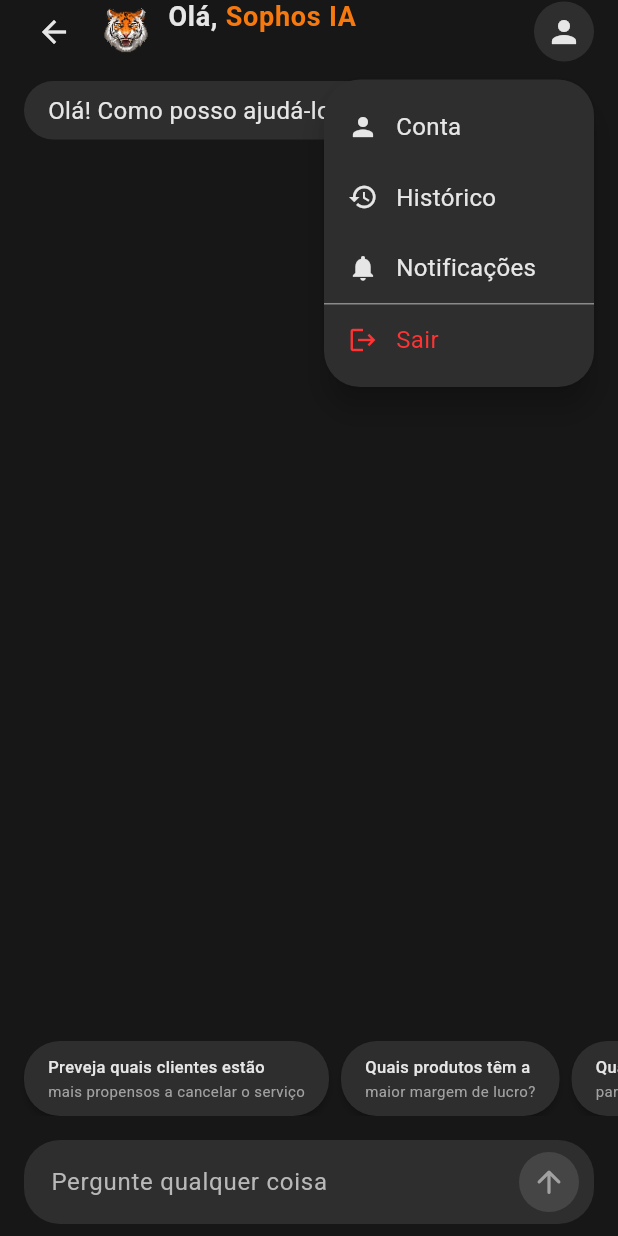
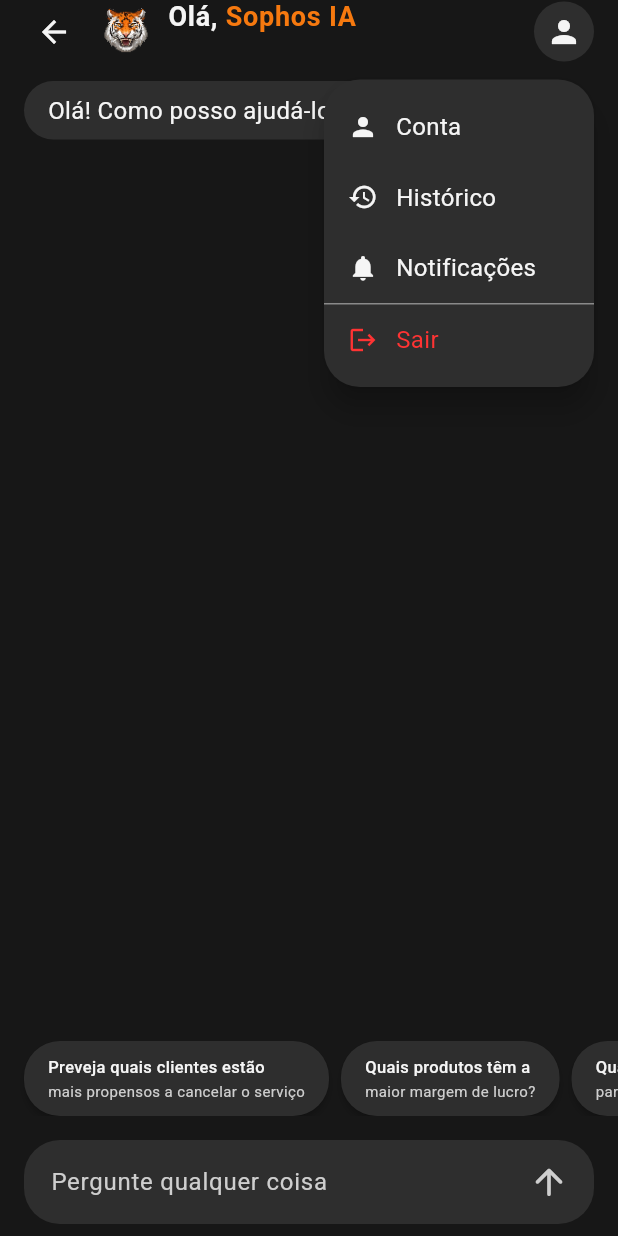
Before and after one commit to joaopaulo-bernucio/sophos_kodiak, a Flutter app: the ChatbotPage screen opened by its route, after a tap on the "person" icon, on a phone screen of 412 x 824 dp. Run offline on Flutter 3.47's test engine with Material 3 defaults, Android fonts, the light colour scheme and no system bars; our stand-ins replace fl_chart, logger, shared_preferences; accounts and stored records are empty.

Commit message:
v0.431 - Atualização das cores de texto no AppColors para melhorar a consistência visual e testes correspondentes ajustados.

```diff
--- a/mobile/lib/constants/app_constants.dart
+++ b/mobile/lib/constants/app_constants.dart
@@ -7,16 +7,11 @@
   static const Color background = Color(0xFF171717);
   static const Color elementsBackground = Color(0xFF2E2E2E);
 
-  static const Color textPrimary = Color(0xFFE6E6E6);
-  static const Color textSecondary = Color(0xFFA1A1A1);
-  static const Color textHint = Color(0xFFB8B8B8);
-  static const Color textWhite = Color(0xFFFFFFFF);
+  static const Color textPrimary = Color(0xFFF5F5F5);
+  static const Color textSecondary = Color(0xFFCECECE);
 
   static const Color buttonSendBackground = Color(0xFFE6E6E6);
   static const Color buttonSendIcon = Color(0xFF2E2E2E);
-  static const Color buttonSendDisabled = Color(0xFF454545);
-  static const Color buttonAttachBackground = Color(0xFF454545);
-  static const Color buttonAttachIcon = Color(0xFFCECECE);
 
   static const Color error = Color(0xFFFF3333);
   static const Color success = Color(0xFF4CAF50);
@@ -62,7 +57,7 @@
   static const TextStyle inputHint = TextStyle(
     fontFamily: 'Roboto',
     fontWeight: FontWeight.normal,
-    color: AppColors.textHint,
+    color: AppColors.textSecondary,
     fontSize: 16,
   );
 
--- a/mobile/lib/pages/chatbot_page.dart
+++ b/mobile/lib/pages/chatbot_page.dart
@@ -603,17 +603,19 @@
                   decoration: BoxDecoration(
                     color: hasText
                         ? AppColors.buttonSendBackground
-                        : AppColors.buttonSendDisabled,
+                        : AppColors.elementsBackground,
                     shape: BoxShape.circle,
                   ),
-                  child: IconButton(
-                    onPressed: hasText ? _sendMessage : null,
-                    icon: Icon(
-                      Icons.arrow_upward_rounded,
-                      color: hasText
-                          ? AppColors.buttonSendIcon
-                          : AppColors.textSecondary,
-                      size: 24,
+                  child: Center(
+                    child: GestureDetector(
+                      onTap: hasText ? _sendMessage : null,
+                      child: Icon(
+                        Icons.arrow_upward_rounded,
+                        color: hasText
+                            ? AppColors.buttonSendIcon
+                            : AppColors.textSecondary,
+                        size: 28,
+                      ),
                     ),
                   ),
                 ),
--- a/mobile/lib/pages/home_page.dart
+++ b/mobile/lib/pages/home_page.dart
@@ -227,7 +227,7 @@
                   subtitle,
                   style: const TextStyle(
                     fontFamily: 'Roboto',
-                    color: AppColors.textHint,
+                    color: AppColors.textSecondary,
                     fontSize: 11,
                   ),
                   textAlign: TextAlign.center,
--- a/mobile/lib/pages/login_page.dart
+++ b/mobile/lib/pages/login_page.dart
@@ -272,7 +272,7 @@
           suffixIcon: IconButton(
             icon: Icon(
               isPasswordVisible ? Icons.visibility_off : Icons.visibility,
-              color: AppColors.textHint,
+              color: AppColors.textSecondary,
             ),
             onPressed: onPasswordVisibilityToggle,
           ),
```
Also changed, not shown: mobile/lib/pages/settings_page.dart (+5 -5 lines), 1 other file.
